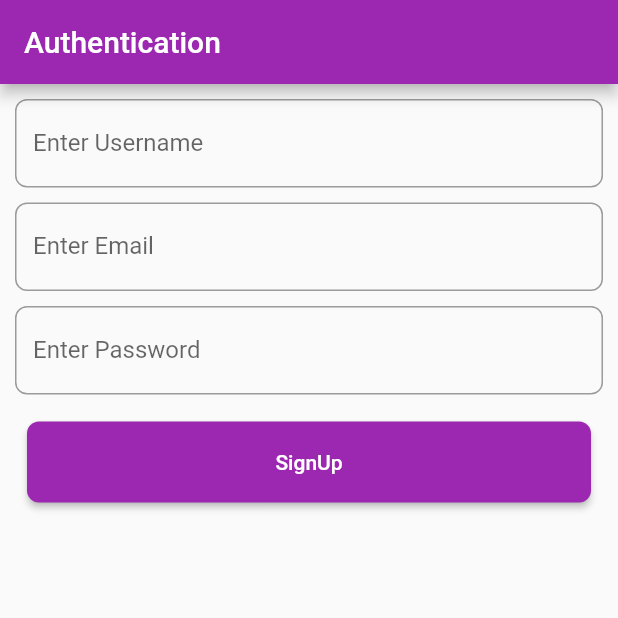
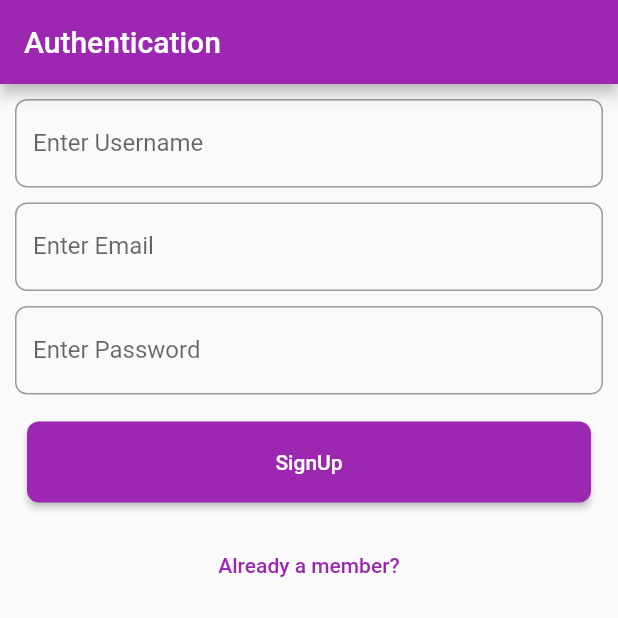
Before and after one commit to callouse/todo, a Flutter app: the screen it shows after launch, on a phone screen of 412 x 824 dp, the top half of it. Run offline on Flutter 3.47's test engine with Material 2 defaults, Android fonts, the phone set to English and light mode, and no system bars; our stand-ins replace google_fonts.

Commit message:
todo, authform: with Login and Signup page interchangeablity

```diff
--- a/lib/auth/authform.dart
+++ b/lib/auth/authform.dart
@@ -126,6 +126,17 @@ class _AuthFormState extends State<AuthForm> {
                       ),
                       onPressed: (){},
                      ),
+                    ),
+                    SizedBox(height: 10),
+                    Container(
+                      child: TextButton(
+                        onPressed: (){
+                          setState(() {
+                            isLoginPage =! isLoginPage;
+                          });
+                        },
+                        child: isLoginPage? Text('Not a member yet?'):Text('Already a member?')
+                      ),
                     )
                 ],
               )
```
